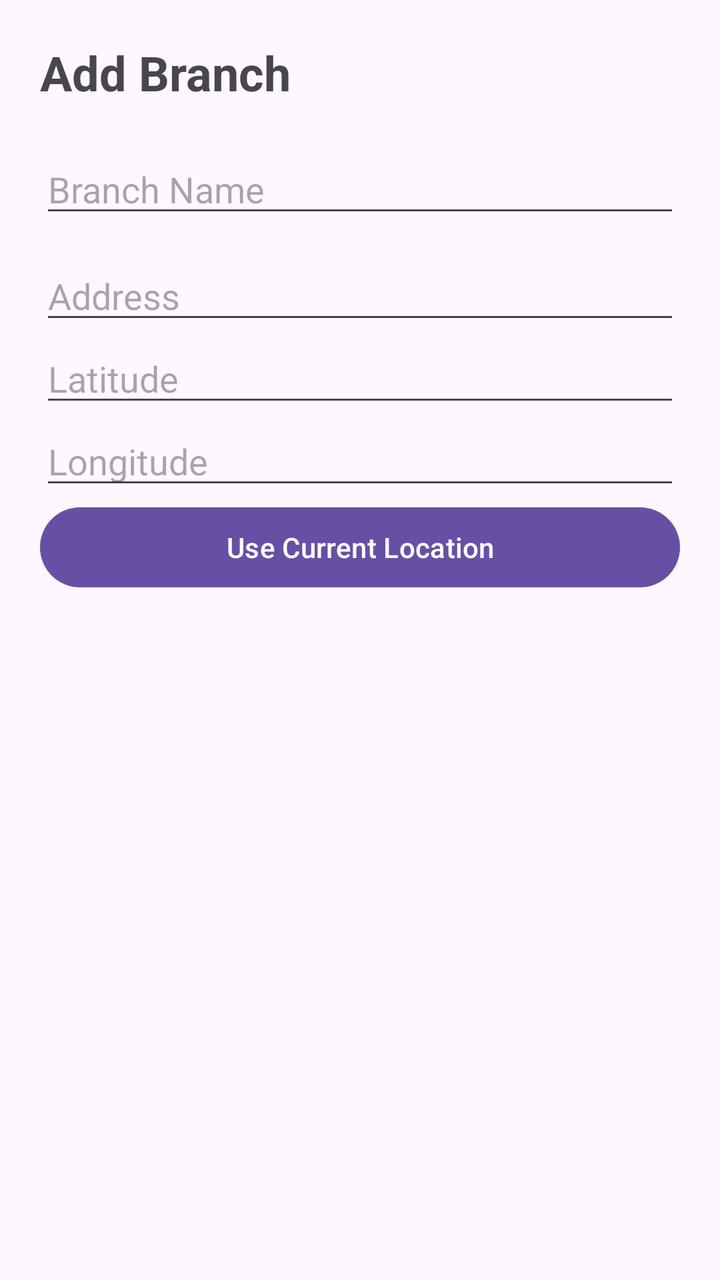
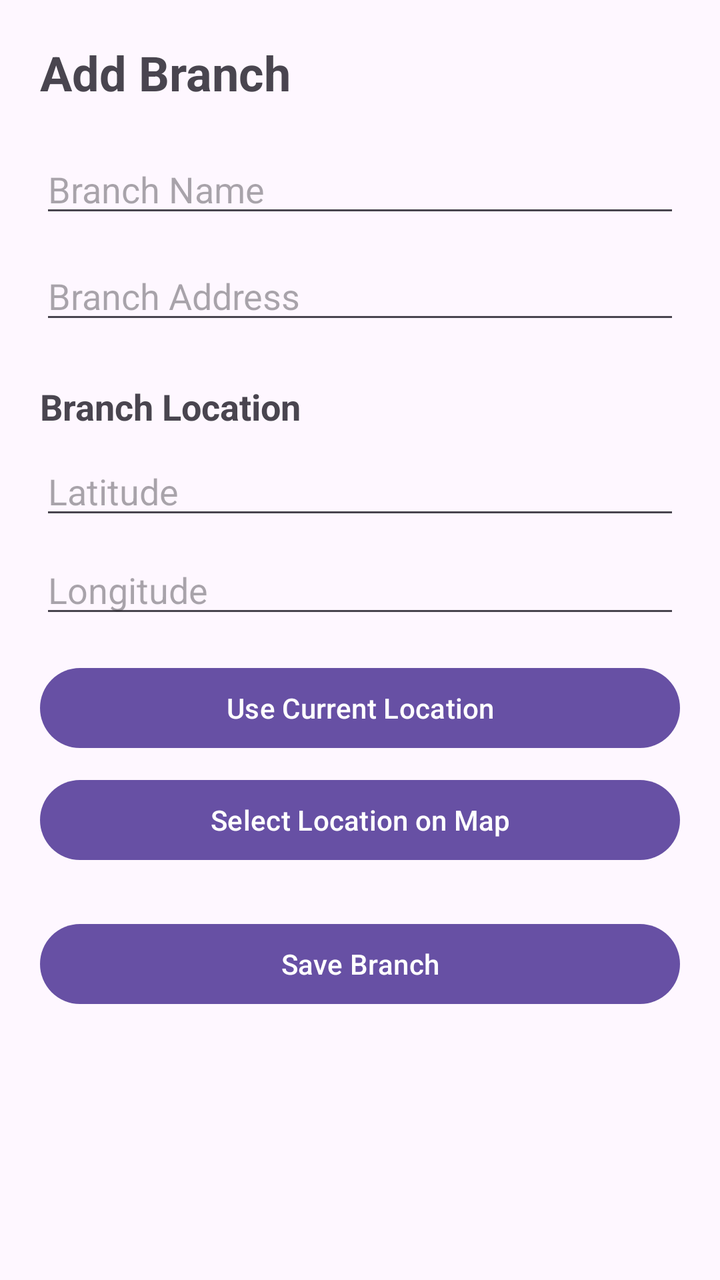

The first picture is an Android layout as it rendered before a commit; the second is the same layout after the commit. The layout source and the unified diff follow.
<!-- AndroidManifest.xml: application theme Theme.TechFix -->
<!-- res/layout/activity_add_edit_branch.xml -->
<?xml version="1.0" encoding="utf-8"?>
<ScrollView
    xmlns:android="http://schemas.android.com/apk/res/android"
    android:layout_width="match_parent"
    android:layout_height="match_parent">

    <LinearLayout
        android:layout_width="match_parent"
        android:layout_height="wrap_content"
        android:orientation="vertical"
        android:padding="20dp">

        <TextView
            android:id="@+id/txtBranchFormTitle"
            android:layout_width="wrap_content"
            android:layout_height="wrap_content"
            android:text="Add Branch"
            android:textSize="24sp"
            android:textStyle="bold"
            android:layout_marginBottom="20dp" />

        <EditText
            android:id="@+id/edtBranchName"
            android:layout_width="match_parent"
            android:layout_height="wrap_content"
            android:hint="Branch Name"
            android:inputType="textCapWords" />

        <EditText
            android:id="@+id/edtBranchAddress"
            android:layout_width="match_parent"
            android:layout_height="wrap_content"
            android:hint="Address"
            android:inputType="textPostalAddress"
            android:layout_marginTop="12dp" />

        <EditText
            android:id="@+id/edtLatitude"
            android:layout_width="match_parent"
            android:layout_height="wrap_content"
            android:hint="Latitude"
            android:focusable="false"
            android:clickable="false" />

        <EditText
            android:id="@+id/edtLongitude"
            android:layout_width="match_parent"
            android:layout_height="wrap_content"
            android:hint="Longitude"
            android:focusable="false"
            android:clickable="false" />

        <Button
            android:id="@+id/btnUseCurrentLocation"
            android:layout_width="match_parent"
            android:layout_height="wrap_content"
            android:text="Use Current Location" />


    </LinearLayout>

</ScrollView>
<!-- resources referenced by this layout -->
<resources>
  <style name="Theme.TechFix" parent="Base.Theme.TechFix" />
  <style name="Base.Theme.TechFix" parent="Theme.Material3.DayNight.NoActionBar">
          
          
      </style>
</resources>

<!-- the commit's change to res/layout/activity_add_edit_branch.xml (unified diff, before → after) -->
@@ -30,9 +30,18 @@
             android:id="@+id/edtBranchAddress"
             android:layout_width="match_parent"
             android:layout_height="wrap_content"
-            android:hint="Address"
+            android:hint="Branch Address"
             android:inputType="textPostalAddress"
             android:layout_marginTop="12dp" />
+
+        <TextView
+            android:layout_width="wrap_content"
+            android:layout_height="wrap_content"
+            android:text="Branch Location"
+            android:textSize="18sp"
+            android:textStyle="bold"
+            android:layout_marginTop="24dp"
+            android:layout_marginBottom="8dp" />
 
         <EditText
             android:id="@+id/edtLatitude"
@@ -48,14 +57,29 @@
             android:layout_height="wrap_content"
             android:hint="Longitude"
             android:focusable="false"
-            android:clickable="false" />
+            android:clickable="false"
+            android:layout_marginTop="8dp" />
 
         <Button
             android:id="@+id/btnUseCurrentLocation"
             android:layout_width="match_parent"
             android:layout_height="wrap_content"
-            android:text="Use Current Location" />
+            android:text="Use Current Location"
+            android:layout_marginTop="16dp" />
 
+        <Button
+            android:id="@+id/btnSelectOnMap"
+            android:layout_width="match_parent"
+            android:layout_height="wrap_content"
+            android:text="Select Location on Map"
+            android:layout_marginTop="8dp" />
+
+        <Button
+            android:id="@+id/btnSaveBranch"
+            android:layout_width="match_parent"
+            android:layout_height="wrap_content"
+            android:text="Save Branch"
+            android:layout_marginTop="24dp" />
 
     </LinearLayout>
 
